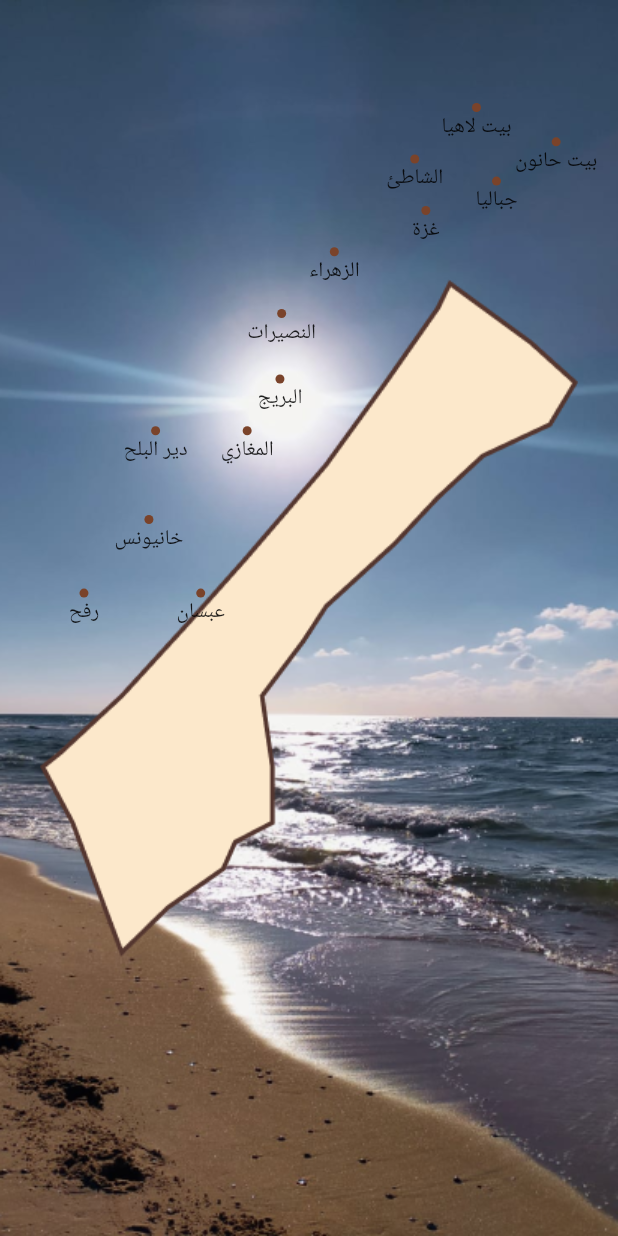
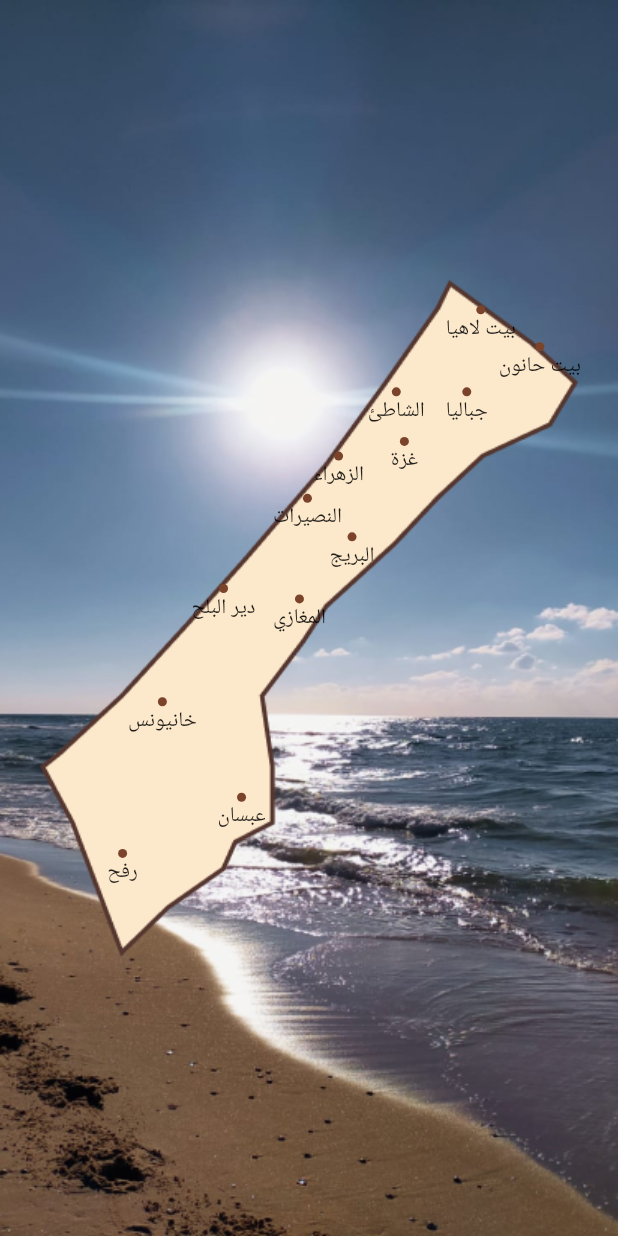
Before and after one commit to AboRaed6/gaza_app, a Flutter app: the screen it shows after launch, on a phone screen of 412 x 824 dp. Run offline on Flutter 3.47's test engine with Material 2 defaults, Android fonts, the phone set to English and light mode, and no system bars; our stand-ins replace cached_network_image, cloud_firestore, device_preview, firebase_core, firebase_storage, flutter_screenutil and 6 more; missing offline and left inert: google_language_fonts; accounts and stored records are empty; statements that could not run were skipped; project files that could hold a hidden picture were left out.

Commit message:
change home

```diff
--- a/lib/app/modules/home/views/home_view.dart
+++ b/lib/app/modules/home/views/home_view.dart
@@ -23,18 +23,19 @@ class HomeView extends GetView<HomeController> {
               fit: BoxFit.fill,
             ),
           ),
-          child: Container(
-            width: 310.w,
-            height: 490.h,
-            decoration: const BoxDecoration(
-              image: DecorationImage(
-                image: AssetImage('assets/images/map.png'),
-              ),
-            ),
+          child: Center(
+            child: SizedBox(
+              height: 446.h,
+              width: 355.w,
               child: Stack(
                 children: [
+                  Image.asset(
+                    'assets/images/map.png',
+                    height: 446.h,
+                    width: 355.w,
+                  ),
                   CityWidget(
-                  top: size.height / 12,
+                    top: size.height / 16.6,
                     // 150.h,
                     left: size.width / 1.4,
                     // 270.w,
@@ -49,8 +50,8 @@ class HomeView extends GetView<HomeController> {
                     },
                   ),
                   CityWidget(
-                  top: size.height / 9,
-                  left: size.width / 1.2,
+                    top: size.height / 11.1,
+                    left: size.width / 1.25,
                     textCity: 'بيت حانون'.tr,
                     onTap: () {
                       print('بيت حانون');
@@ -60,8 +61,8 @@ class HomeView extends GetView<HomeController> {
                     },
                   ),
                   CityWidget(
-                  top: size.height / 7,
-                  left: size.width / 1.3,
+                    top: size.height / 7.9,
+                    left: size.width / 1.4,
                     textCity: 'جباليا'.tr,
                     onTap: () {
                       print('جباليا');
@@ -71,8 +72,8 @@ class HomeView extends GetView<HomeController> {
                     },
                   ),
                   CityWidget(
-                  top: size.height / 8,
-                  left: size.width / 1.6,
+                    top: size.height / 7.9,
+                    left: size.width / 1.7,
                     textCity: 'الشاطئ'.tr,
                     onTap: () {
                       print('الشاطئ');
@@ -82,8 +83,8 @@ class HomeView extends GetView<HomeController> {
                     },
                   ),
                   CityWidget(
-                  top: size.height / 6,
-                  left: size.width / 1.5,
+                    top: size.height / 6.0,
+                    left: size.width / 1.6,
                     textCity: 'غزة'.tr,
                     onTap: () {
                       print('غزة');
@@ -93,7 +94,7 @@ class HomeView extends GetView<HomeController> {
                     },
                   ),
                   CityWidget(
-                  top: size.height / 5,
+                    top: size.height / 5.6,
                     left: size.width / 2.0,
                     textCity: 'الزهراء'.tr,
                     onTap: () {
@@ -104,8 +105,8 @@ class HomeView extends GetView<HomeController> {
                     },
                   ),
                   CityWidget(
-                  top: size.height / 4,
-                  left: size.width / 2.5,
+                    top: size.height / 4.7,
+                    left: size.width / 2.3,
                     textCity: 'النصيرات'.tr,
                     onTap: () {
                       print('النصيرات');
@@ -115,8 +116,8 @@ class HomeView extends GetView<HomeController> {
                     },
                   ),
                   CityWidget(
-                  top: size.height / 3.3,
-                  left: size.width / 2.4,
+                    top: size.height / 4.1,
+                    left: size.width / 1.9,
                     textCity: 'البريج'.tr,
                     onTap: () {
                       print('البريج');
@@ -126,8 +127,8 @@ class HomeView extends GetView<HomeController> {
                     },
                   ),
                   CityWidget(
-                  top: size.height / 2.9,
-                  left: size.width / 2.8,
+                    top: size.height / 3.4,
+                    left: size.width / 2.3,
                     textCity: 'المغازي'.tr,
                     onTap: () {
                       print('المغازي');
@@ -137,8 +138,8 @@ class HomeView extends GetView<HomeController> {
                     },
                   ),
                   CityWidget(
-                  top: size.height / 2.9,
-                  left: size.width / 5,
+                    top: size.height / 3.5,
+                    left: size.width / 3.3,
                     textCity: 'دير البلح'.tr,
                     onTap: () {
                       print('دير البلح');
@@ -148,8 +149,8 @@ class HomeView extends GetView<HomeController> {
                     },
                   ),
                   CityWidget(
-                  top: size.height / 2.4,
-                  left: size.width / 5.4,
+                    top: size.height / 2.65,
+                    left: size.width / 5,
                     textCity: 'خانيونس'.tr,
                     onTap: () {
                       print('خانيونس');
@@ -159,8 +160,8 @@ class HomeView extends GetView<HomeController> {
                     },
                   ),
                   CityWidget(
-                  top: size.height / 2.1,
-                  left: size.width / 3.5,
+                    top: size.height / 2.2,
+                    left: size.width / 2.9,
                     textCity: 'عبسان'.tr,
                     onTap: () {
                       print('عبسان');
@@ -170,8 +171,8 @@ class HomeView extends GetView<HomeController> {
                     },
                   ),
                   CityWidget(
-                  top: size.height / 2.1,
-                  left: size.width / 9,
+                    top: size.height / 2.0,
+                    left: size.width / 6,
                     textCity: 'رفح'.tr,
                     onTap: () {
                       print('رفح');
@@ -185,6 +186,7 @@ class HomeView extends GetView<HomeController> {
             ),
           ),
         ),
+      ),
     );
   }
 }
--- a/lib/app/modules/place/views/place_view.dart
+++ b/lib/app/modules/place/views/place_view.dart
@@ -105,9 +105,11 @@ class PlaceView extends GetView<PlaceController> {
                 children: [
                   CachedNetworkImage(
                     imageUrl: Get.arguments['image'],
+                    width: double.infinity,
+                    height: 300.h,
                     placeholder: (context, url) => Image.network(
                         'https://www.noage-official.com/wp-content/uploads/2020/06/placeholder.png'),
-                    fit: BoxFit.fitWidth,
+                    fit: BoxFit.cover,
                   ),
                   SizedBox(
                     height: 5.h,
```
Lines whose indentation alone changed are shown as unchanged.
